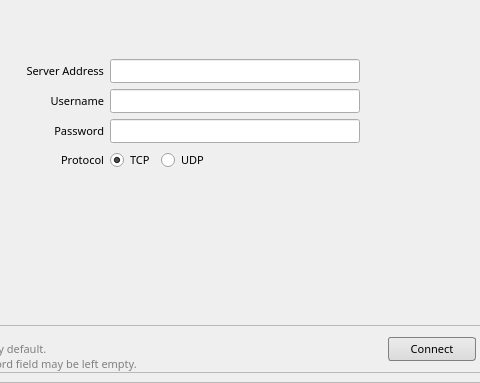
The window that bin/data/ui/LoginWidget.ui (Chiru/naali) describes before a commit, drawn with Qt 5; both pictures show x 200 to 680 and y 120 to 503 of the 785 by 503 pixel window.
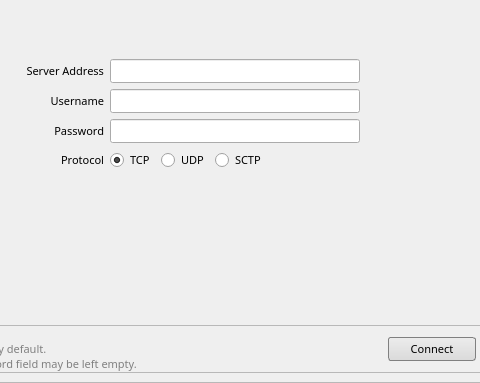
The same window after the commit.

Commit message: SCTP Radiobutton now available in loginscreen.

```diff
--- a/bin/data/ui/LoginWidget.ui
+++ b/bin/data/ui/LoginWidget.ui
@@ -323,6 +323,13 @@
                     </property>
                    </widget>
                   </item>
+                  <item>
+                   <widget class="QRadioButton" name="radioButton_ProtocolSCTP">
+                    <property name="text">
+                     <string>SCTP</string>
+                    </property>
+                   </widget>
+                  </item>
                  </layout>
                 </item>
                </layout>
```
